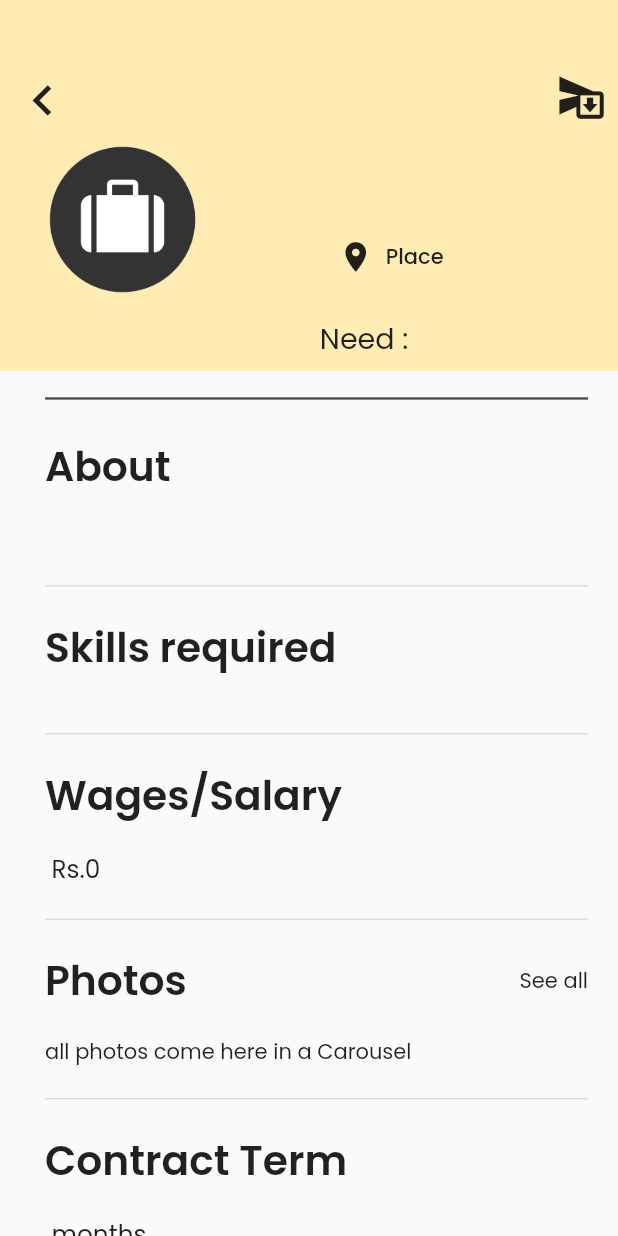
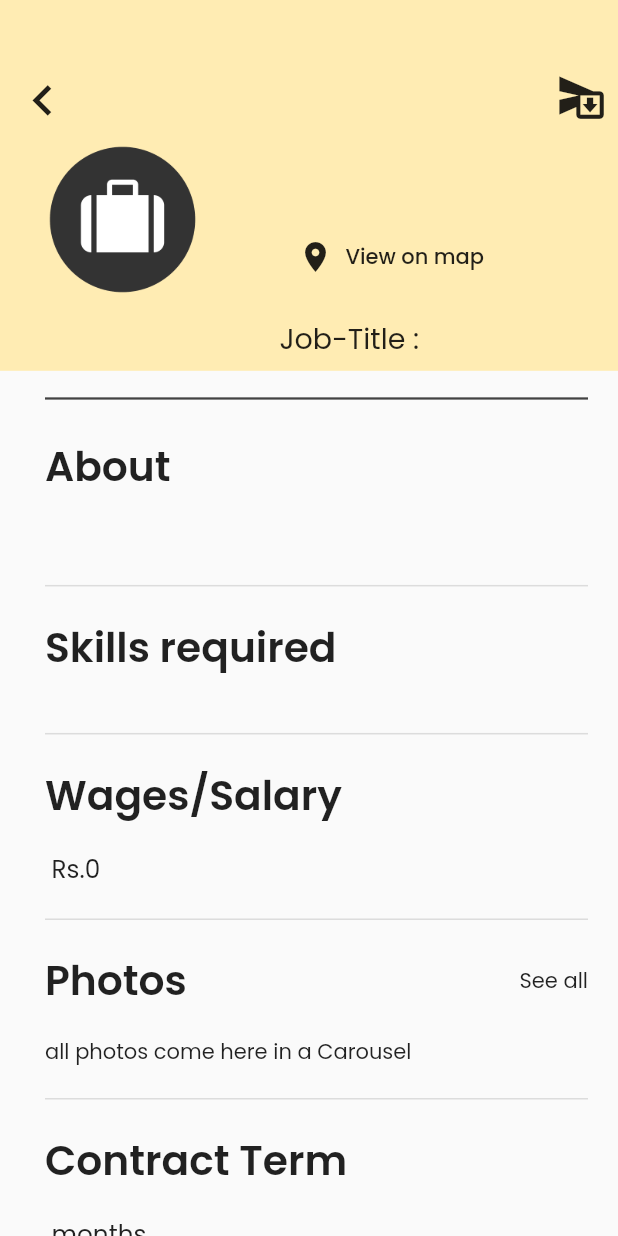
Before and after one commit to psk907/codefury-cache-in, a Flutter app: the JobViewPage screen opened directly with empty values, on a phone screen of 412 x 824 dp. Run offline on Flutter 3.47's test engine with Material 2 defaults, Android fonts, the phone set to English and light mode, and no system bars; our stand-ins replace cloud_firestore, firebase_auth, firebase_core, google_maps_flutter, location, shared_preferences; missing offline and left inert: dash_chat, geocoder; accounts and stored records are empty; statements that could not run were skipped.

Commit message:
Linking done

```diff
--- a/lang/en.json
+++ b/lang/en.json
@@ -5,8 +5,8 @@
     "Applications":"Applications",
     "Company name": "Company name",
     "Employer name": "Employer name",
-    "Place": "Place",
-    "Need": "Need",
+    "Place": "View on map",
+    "Need": "Job-Title",
     "plumber": "Plumber",
     "About": "About",
     "Skills required": "Skills required",
--- a/lib/screens/jobView.dart
+++ b/lib/screens/jobView.dart
@@ -7,6 +7,8 @@ import 'package:geocoder/geocoder.dart';
 import 'package:geocoder/model.dart';
 import 'package:shared_preferences/shared_preferences.dart';
 import 'package:url_launcher/url_launcher.dart';
+
+import 'registration.dart';
 
 class JobViewPage extends StatefulWidget {
   Job job;
@@ -40,23 +42,38 @@ class _JobModelState extends State<JobViewPage> {
     }
   }
 
-  @override
-  Widget build(BuildContext context) {
-    var size = MediaQuery.of(context).size;
-    double mediumfont = size.height * 0.033;
-    double smallfont = size.height * 0.02;
+  void showSnackbar(String text) {
+    _scaffoldKey.currentState.showSnackBar(
+      SnackBar(
+        content: Text(text),
+      ),
+    );
+  }
 
-    TextStyle headingStyle =
-        TextStyle(fontSize: mediumfont, fontWeight: FontWeight.w600);
-    var hspacing = SizedBox(height: size.height * 0.02);
-    // var wspacing = SizedBox(height: size.height * 0.05);
-    var wspacing = Divider(
-      height: size.height * 0.05,
-      thickness: 1,
+  final GlobalKey<ScaffoldState> _scaffoldKey = new GlobalKey<ScaffoldState>();
+  showtoast(String text, Color color) => _scaffoldKey.currentState.showSnackBar(
+        SnackBar(
+          content: Text(text),
+          elevation: 5,
+          shape: RoundedRectangleBorder(
+            borderRadius: BorderRadius.all(
+              Radius.circular(30),
+            ),
+          ),
+          backgroundColor: color,
+          behavior: SnackBarBehavior.floating,
+        ),
       );
+
+  userExists() async {
+    SharedPreferences prefs = await SharedPreferences.getInstance();
+    String name = prefs.getString("name");
+    return name;
+  }
 
   void submitApplication() async {
     SharedPreferences prefs = await SharedPreferences.getInstance();
+    if (prefs.getString("name") != null) {
       Map<String, dynamic> data = {
         "title": widget.job.title,
         "uid": widget.job.uid,
@@ -79,9 +96,31 @@ class _JobModelState extends State<JobViewPage> {
           .doc(prefs.getString('Phone Number'))
           .collection('applications')
           .add(data);
+      showtoast("Application Submitted", Colors.green);
+      Navigator.pop(context);
+    } else {
+      Navigator.push(
+          context, new MaterialPageRoute(builder: (context) => Registration()));
+    }
   }
 
+  @override
+  Widget build(BuildContext context) {
+    var size = MediaQuery.of(context).size;
+    double mediumfont = size.height * 0.033;
+    double smallfont = size.height * 0.02;
+
+    TextStyle headingStyle =
+        TextStyle(fontSize: mediumfont, fontWeight: FontWeight.w600);
+    var hspacing = SizedBox(height: size.height * 0.02);
+    // var wspacing = SizedBox(height: size.height * 0.05);
+    var wspacing = Divider(
+      height: size.height * 0.05,
+      thickness: 1,
+    );
+
     return Scaffold(
+        key: _scaffoldKey,
         body: Stack(
           children: [
             Container(
@@ -208,7 +247,9 @@ class _JobModelState extends State<JobViewPage> {
                           Row(
                             mainAxisAlignment: MainAxisAlignment.spaceBetween,
                             children: [
-                          Text(AppLocalizations.of(context).translate('Photos'),
+                              Text(
+                                  AppLocalizations.of(context)
+                                      .translate('Photos'),
                                   style: headingStyle),
                               GestureDetector(
                                   onTap: () {},
@@ -228,7 +269,8 @@ class _JobModelState extends State<JobViewPage> {
                           Text(
                             widget.job.duration +
                                 " " +
-                            AppLocalizations.of(context).translate('months'),
+                                AppLocalizations.of(context)
+                                    .translate('months'),
                             style: TextStyle(
                               fontSize: smallfont,
                             ),
@@ -269,7 +311,6 @@ class _JobModelState extends State<JobViewPage> {
                   iconSize: mediumfont * 1.25,
                   onPressed: () {
                     submitApplication();
-                Navigator.pop(context);
                   }),
             ),
           ],
--- a/lib/screens/myloginpage.dart
+++ b/lib/screens/myloginpage.dart
@@ -272,11 +272,7 @@ class _MyLoginPageState extends State<MyLoginPage> {
                                                   .translate('Enter the OTP'));
                                           } else
                                             verifyPhone(phoneNo);
-                                          /* Navigator.push(
-                                                context,
-                                                new MaterialPageRoute(
-                                                    builder: (context) =>
-                                                        Registration())); */
+
                                         } else
                                           showtoast(AppLocalizations.of(context)
                                               .translate(
```
Also changed, not shown: lib/screens/registration.dart (+7 -4 lines), lib/services/authservice.dart (+8 -5 lines). Lines whose indentation alone changed are shown as unchanged.
